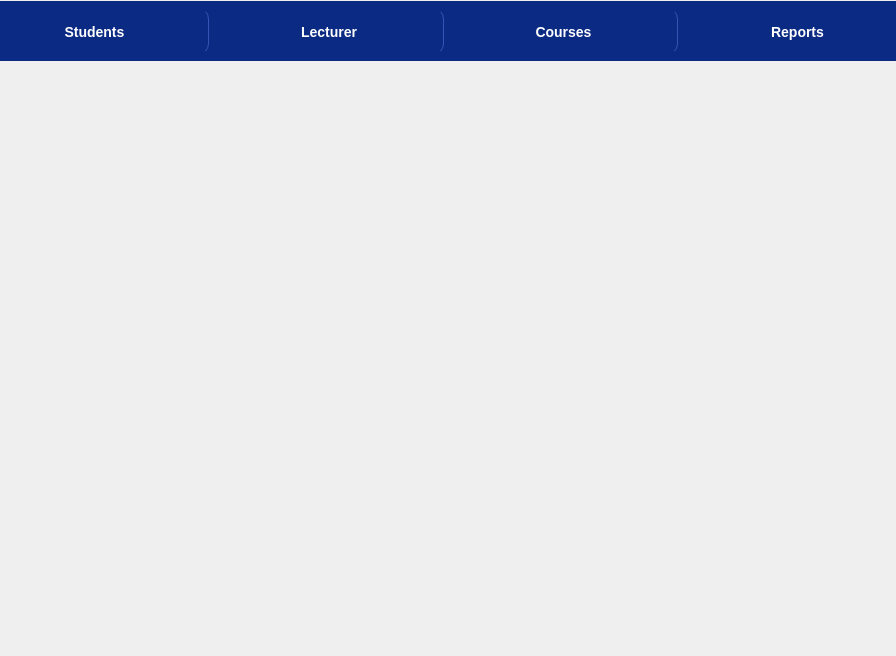
The window that gui/instructor.ui (mariiamahmd/Student-Grades-Checker) describes before a commit, drawn with Qt 5.
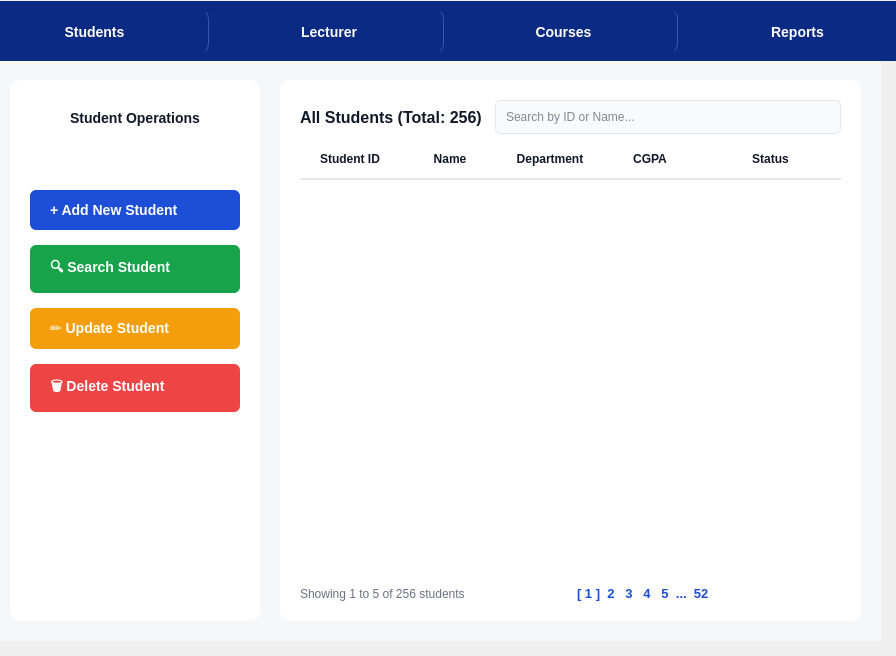
The same window after the commit.

```diff
--- a/gui/instructor.ui
+++ b/gui/instructor.ui
@@ -37,8 +37,303 @@
    <property name="currentIndex">
     <number>0</number>
    </property>
-   <widget class="QWidget" name="Studentpage"/>
-   <widget class="QWidget" name="CoursesPage">
+<widget class="QWidget" name="Studentpage">
+    <property name="styleSheet">
+     <string>QWidget#Studentpage { background-color: #f5f7fb; }</string>
+    </property>
+    <layout class="QHBoxLayout" name="horizontalLayout_Main_Students">
+     <property name="spacing">
+      <number>20</number>
+     </property>
+     <property name="leftMargin">
+      <number>20</number>
+     </property>
+     <property name="topMargin">
+      <number>20</number>
+     </property>
+     <property name="rightMargin">
+      <number>20</number>
+     </property>
+     <property name="bottomMargin">
+      <number>20</number>
+     </property>
+     
+     <item>
+      <widget class="QFrame" name="frame_Operations_Student">
+       <property name="minimumSize">
+        <size>
+         <width>250</width>
+         <height>0</height>
+        </size>
+       </property>
+       <property name="maximumSize">
+        <size>
+         <width>250</width>
+         <height>16777215</height>
+        </size>
+       </property>
+       <property name="styleSheet">
+        <string>
+         QFrame#frame_Operations_Student {
+             background-color: white;
+             border-radius: 10px;
+         }
+         QPushButton {
+             color: white;
+             font-weight: bold;
+             font-size: 14px;
+             border-radius: 6px;
+             padding: 12px;
+             text-align: left;
+             padding-left: 20px;
+         }
+         QPushButton#btn_addStudent { background-color: #1d4ed8; }
+         QPushButton#btn_addStudent:hover { background-color: #1e40af; }
+         
+         QPushButton#btn_searchStudent { background-color: #16a34a; }
+         QPushButton#btn_searchStudent:hover { background-color: #15803d; }
+         
+         QPushButton#btn_updateStudent { background-color: #f59e0b; }
+         QPushButton#btn_updateStudent:hover { background-color: #d97706; }
+         
+         QPushButton#btn_deleteStudent { background-color: #ef4444; }
+         QPushButton#btn_deleteStudent:hover { background-color: #dc2626; }
+        </string>
+       </property>
+       <layout class="QVBoxLayout" name="verticalLayout_Ops_Stu">
+        <property name="spacing">
+         <number>15</number>
+        </property>
+        <property name="leftMargin">
+         <number>20</number>
+        </property>
+        <property name="topMargin">
+         <number>30</number>
+        </property>
+        <property name="rightMargin">
+         <number>20</number>
+        </property>
+        <item>
+         <widget class="QLabel" name="label_OpsTitle_Stu">
+          <property name="styleSheet">
+           <string>font-weight: bold; font-size: 14px; color: #111827;</string>
+          </property>
+          <property name="text">
+           <string>Student Operations</string>
+          </property>
+          <property name="alignment">
+           <set>Qt::AlignCenter</set>
+          </property>
+         </widget>
+        </item>
+        <item>
+         <spacer name="verticalSpacer_small_stu">
+          <property name="orientation">
+           <enum>Qt::Vertical</enum>
+          </property>
+          <property name="sizeHint" stdset="0">
+           <size>
+            <width>20</width>
+            <height>10</height>
+           </size>
+          </property>
+         </spacer>
+        </item>
+        <item>
+         <widget class="QPushButton" name="btn_addStudent">
+          <property name="text">
+           <string>+ Add New Student</string>
+          </property>
+         </widget>
+        </item>
+        <item>
+         <widget class="QPushButton" name="btn_searchStudent">
+          <property name="text">
+           <string>🔍 Search Student</string>
+          </property>
+         </widget>
+        </item>
+        <item>
+         <widget class="QPushButton" name="btn_updateStudent">
+          <property name="text">
+           <string>✏️ Update Student</string>
+          </property>
+         </widget>
+        </item>
+        <item>
+         <widget class="QPushButton" name="btn_deleteStudent">
+          <property name="text">
+           <string>🗑️ Delete Student</string>
+          </property>
+         </widget>
+        </item>
+        <item>
+         <spacer name="verticalSpacer_large_stu">
+          <property name="orientation">
+           <enum>Qt::Vertical</enum>
+          </property>
+          <property name="sizeHint" stdset="0">
+           <size>
+            <width>20</width>
+            <height>200</height>
+           </size>
+          </property>
+         </spacer>
+        </item>
+       </layout>
+      </widget>
+     </item>
+
+     <item>
+      <widget class="QFrame" name="frame_Data_Student">
+       <property name="styleSheet">
+        <string>
+         QFrame#frame_Data_Student {
+             background-color: white;
+             border-radius: 10px;
+         }
+         QLineEdit {
+             padding: 8px;
+             border: 1px solid #e5e7eb;
+             border-radius: 5px;
+             background-color: #f9fafb;
+             color: #111827;
+         }
+        </string>
+       </property>
+       <layout class="QVBoxLayout" name="verticalLayout_Data_Stu">
+        <property name="leftMargin">
+         <number>20</number>
+        </property>
+        <property name="topMargin">
+         <number>20</number>
+        </property>
+        <property name="rightMargin">
+         <number>20</number>
+        </property>
+        <property name="bottomMargin">
+         <number>20</number>
+        </property>
+        <item>
+         <layout class="QHBoxLayout" name="horizontalLayout_TopBar_Stu">
+          <item>
+           <widget class="QLabel" name="label_StuTableTitle">
+            <property name="styleSheet">
+             <string>font-weight: bold; font-size: 16px; color: #111827;</string>
+            </property>
+            <property name="text">
+             <string>All Students (Total: 256)</string>
+            </property>
+           </widget>
+          </item>
+          <item>
+           <spacer name="horizontalSpacer_TitleSearch_Stu">
+            <property name="orientation">
+             <enum>Qt::Horizontal</enum>
+            </property>
+           </spacer>
+          </item>
+          <item>
+           <widget class="QLineEdit" name="lineEdit_SearchStu">
+            <property name="minimumSize">
+             <size>
+              <width>250</width>
+              <height>0</height>
+             </size>
+            </property>
+            <property name="placeholderText">
+             <string>Search by ID or Name...</string>
+            </property>
+           </widget>
+          </item>
+         </layout>
+        </item>
+        <item>
+         <widget class="QTableWidget" name="studentsTable">
+          <property name="styleSheet">
+           <string>
+            QTableWidget { background-color: white; color: #374151; border: none; gridline-color: #f3f4f6; font-size: 13px; }
+            QTableWidget::viewport { background-color: white; }
+            QHeaderView::section { background-color: white; color: #111827; font-weight: bold; padding: 10px; border: none; border-bottom: 2px solid #e5e7eb; }
+            QTableWidget::item { padding: 5px; border-bottom: 1px solid #f3f4f6; background-color: white; color: #111827; }
+            QTableWidget::item:selected { background-color: #eff6ff; color: #1d4ed8; }
+           </string>
+          </property>
+          <property name="showGrid">
+           <bool>false</bool>
+          </property>
+          <property name="selectionBehavior">
+           <enum>QAbstractItemView::SelectRows</enum>
+          </property>
+          <attribute name="horizontalHeaderStretchLastSection">
+           <bool>true</bool>
+          </attribute>
+          <attribute name="verticalHeaderVisible">
+           <bool>false</bool>
+          </attribute>
+          <column>
+           <property name="text">
+            <string>Student ID</string>
+           </property>
+          </column>
+          <column>
+           <property name="text">
+            <string>Name</string>
+           </property>
+          </column>
+          <column>
+           <property name="text">
+            <string>Department</string>
+           </property>
+          </column>
+          <column>
+           <property name="text">
+            <string>CGPA</string>
+           </property>
+          </column>
+          <column>
+           <property name="text">
+            <string>Status</string>
+           </property>
+          </column>
+         </widget>
+        </item>
+        <item>
+         <layout class="QHBoxLayout" name="horizontalLayout_BottomBar_Stu">
+          <item>
+           <widget class="QLabel" name="label_ShowingStu">
+            <property name="styleSheet">
+             <string>color: #6b7280; font-size: 12px;</string>
+            </property>
+            <property name="text">
+             <string>Showing 1 to 5 of 256 students</string>
+            </property>
+           </widget>
+          </item>
+          <item>
+           <spacer name="horizontalSpacer_Pagination_Stu">
+            <property name="orientation">
+             <enum>Qt::Horizontal</enum>
+            </property>
+           </spacer>
+          </item>
+          <item>
+           <widget class="QLabel" name="label_PaginationDummy">
+            <property name="styleSheet">
+             <string>color: #1d4ed8; font-weight: bold; font-size: 13px;</string>
+            </property>
+            <property name="text">
+             <string>[ 1 ]  2   3   4   5  ...  52</string>
+            </property>
+           </widget>
+          </item>
+         </layout>
+        </item>
+       </layout>
+      </widget>
+     </item>
+    </layout>
+   </widget>   <widget class="QWidget" name="CoursesPage">
     <property name="styleSheet">
      <string>QWidget#CoursesPage { background-color: #f5f7fb; }</string>
     </property>
```
